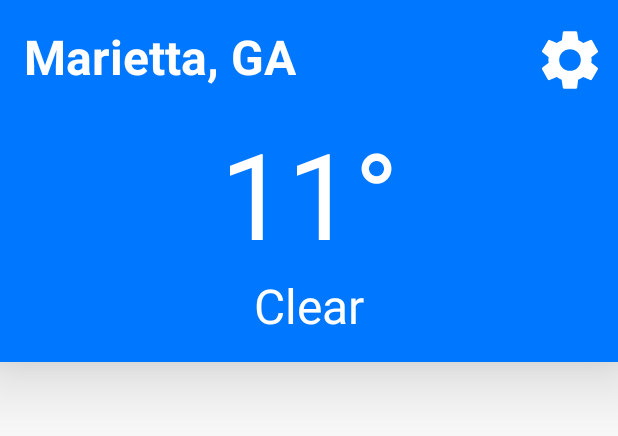
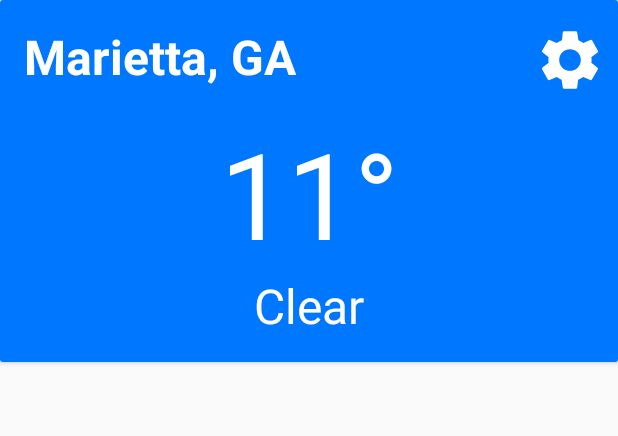
Before and after one commit to walsh-cary/ThreeHourWeather, an Android app: the layout activity_main.xml on its own in the app's theme, with its tools: preview values and no code run, on a phone screen of 412 x 824 dp. Shown: the top 436 px of the screen. Run offline under Robolectric (Android 15) with nearby library versions, the phone set to English and light mode, and no system bars.

```diff
--- a/app/src/main/res/layout/activity_main.xml
+++ b/app/src/main/res/layout/activity_main.xml
@@ -1,11 +1,16 @@
 <?xml version="1.0" encoding="utf-8"?>
 <LinearLayout xmlns:android="http://schemas.android.com/apk/res/android"
+    xmlns:app="http://schemas.android.com/apk/res-auto"
     xmlns:tools="http://schemas.android.com/tools"
     android:layout_width="match_parent"
     android:layout_height="match_parent"
-    xmlns:app="http://schemas.android.com/apk/res-auto"
-    tools:context=".view.MainActivity"
-    android:orientation="vertical">
+    android:orientation="vertical"
+    tools:context=".view.MainActivity">
+
+    <androidx.cardview.widget.CardView
+        android:layout_width="match_parent"
+        android:layout_height="wrap_content"
+        android:id="@+id/top_bar">
 
         <androidx.constraintlayout.widget.ConstraintLayout
             android:layout_width="match_parent"
@@ -14,56 +19,58 @@
             android:elevation="32dp">
 
             <TextView
+                android:id="@+id/tv_city"
                 android:layout_width="wrap_content"
                 android:layout_height="wrap_content"
-            android:id="@+id/tv_city"
-            app:layout_constraintTop_toTopOf="parent"
+                android:layout_margin="16dp"
+                android:text="@string/marietta_ga"
+                android:textColor="@android:color/white"
+                android:textSize="32sp"
+                android:textStyle="bold"
                 app:layout_constraintStart_toStartOf="parent"
-            android:layout_margin="16dp"
-            android:textColor="@android:color/white"
-            android:text="@string/marietta_ga"
-            android:textSize="32sp"
-            android:textStyle="bold"/>
+                app:layout_constraintTop_toTopOf="parent" />
 
             <ImageButton
+                android:id="@+id/btn_settings"
                 android:layout_width="48dp"
                 android:layout_height="48dp"
-            android:id="@+id/btn_settings"
+                android:layout_marginTop="16dp"
+                android:layout_marginEnd="8dp"
+                android:layout_marginRight="8dp"
+                android:adjustViewBounds="true"
+                android:background="#0077ff"
+                android:scaleType="fitCenter"
                 android:src="@drawable/ic_settings_white_24dp"
                 app:layout_constraintEnd_toEndOf="parent"
-            app:layout_constraintTop_toTopOf="parent"
-            android:layout_marginTop="16dp"
-            android:layout_marginEnd="8dp"
-            android:background="#0077ff"
-            android:layout_marginRight="8dp"
-            android:scaleType="fitCenter"
-            android:adjustViewBounds="true"/>
+                app:layout_constraintTop_toTopOf="parent" />
 
             <TextView
+                android:id="@+id/tv_current_temperature"
                 android:layout_width="wrap_content"
                 android:layout_height="wrap_content"
-            android:id="@+id/tv_current_temperature"
-            app:layout_constraintStart_toStartOf="parent"
-            app:layout_constraintEnd_toEndOf="parent"
-            app:layout_constraintTop_toBottomOf="@id/tv_city"
                 android:layout_margin="16dp"
                 android:text="11°"
+                android:textColor="@android:color/white"
                 android:textSize="80sp"
-            android:textColor="@android:color/white"/>
+                app:layout_constraintEnd_toEndOf="parent"
+                app:layout_constraintStart_toStartOf="parent"
+                app:layout_constraintTop_toBottomOf="@id/tv_city" />
 
             <TextView
+                android:id="@+id/tv_current_weather"
                 android:layout_width="wrap_content"
                 android:layout_height="wrap_content"
-            android:id="@+id/tv_current_weather"
-            app:layout_constraintTop_toBottomOf="@id/tv_current_temperature"
+                android:paddingBottom="16dp"
+                android:text="Clear"
+                android:textColor="@android:color/white"
+                android:textSize="32sp"
+                app:layout_constraintEnd_toEndOf="parent"
                 app:layout_constraintStart_toStartOf="parent"
-            app:layout_constraintEnd_toEndOf="parent"
-            android:text="Clear"
-            android:textSize="32sp"
-            android:textColor="@android:color/white"
-            android:paddingBottom="16dp"/>
+                app:layout_constraintTop_toBottomOf="@id/tv_current_temperature" />
 
         </androidx.constraintlayout.widget.ConstraintLayout>
+
+    </androidx.cardview.widget.CardView>
 
     <!--    <androidx.recyclerview.widget.RecyclerView-->
     <!--        android:layout_width="match_parent"-->
```
Also changed, not shown: app/src/main/java/com/example/threehourweather/model/CurrentWeatherResponse.kt (added, +15 -0 lines), app/src/main/java/com/example/threehourweather/model/ForecastWeatherResponse.kt (added, +20 -0 lines), app/src/main/java/com/example/threehourweather/model/WeatherApi.kt (+6 -3 lines), app/src/main/java/com/example/threehourweather/model/WeatherNetwork.kt (+6 -7 lines), app/src/main/java/com/example/threehourweather/model/WeatherResponse.kt (deleted, +0 -25 lines), app/src/main/java/com/example/threehourweather/view/CurrentWeatherViewHolder.kt (added, +18 -0 lines), app/src/main/java/com/example/threehourweather/view/ForecastWeatherAdapter.kt (renamed from app/src/main/java/com/example/threehourweather/view/WeatherAdapter.kt, +5 -5 lines), app/src/main/java/com/example/threehourweather/view/MainActivity.kt (+39 -9 lines), app/src/main/java/com/example/threehourweather/view/PreferencesActivity.kt (added, +12 -0 lines), app/src/main/java/com/example/threehourweather/view/WeatherViewHolder.kt (+6 -12 lines), app/src/main/java/com/example/threehourweather/viewmodel/WeatherViewModel.kt (+8 -8 lines), app/src/main/res/layout/activity_preferences.xml (added, +64 -0 lines), app/src/main/res/values/strings.xml (+7 -0 lines). Lines whose indentation alone changed are shown as unchanged.
